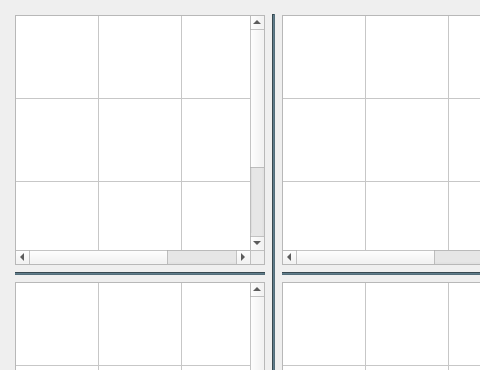
Before: the Qt Designer form ultimate_ttt_ui.ui in adhamhamdy3/Ultimate-Tic-Tac-Toe, drawn with Qt 5; both pictures show x 0 to 480 and y 0 to 370 of the 1354 by 850 pixel window.
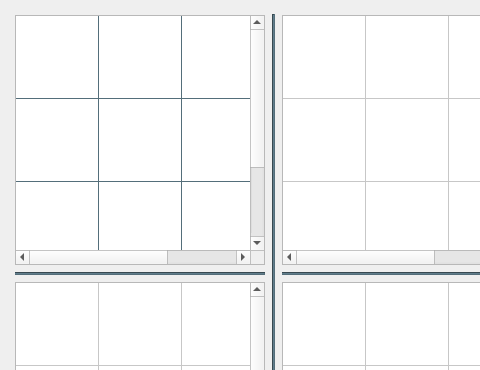
After: the same form once the commit is applied.

Commit message: demo for the video

Diff of the .ui file:
```diff
--- a/ultimate_ttt_ui.ui
+++ b/ultimate_ttt_ui.ui
@@ -284,7 +284,7 @@
           </size>
          </property>
          <property name="styleSheet">
-          <string notr="true"/>
+          <string notr="true">gridline-color: #546E7A;</string>
          </property>
          <attribute name="horizontalHeaderVisible">
           <bool>false</bool>
```
Left out of the diff: 2 changed lines with no effect on the pictures. The commit also changes 1 other file.
